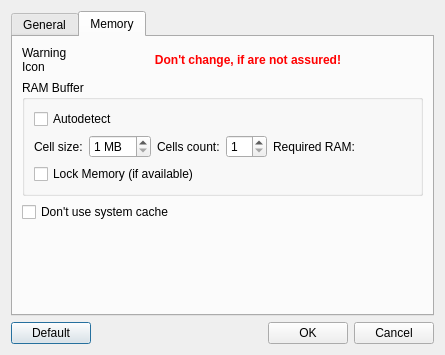
Old version of the form GUI/Forms/TaskSettingsForm.ui in the repository danielhuang2005/MultiCopy.
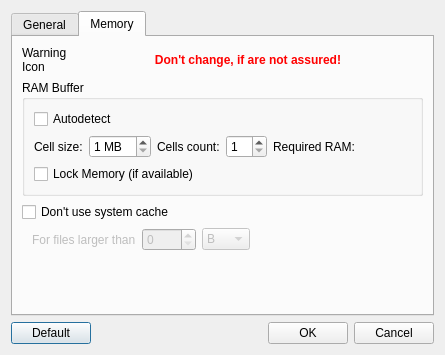
New version of the form. The open tabs and pages were chosen to show the change. Icons and pictures are not drawn.

Diff of the .ui file:
```diff
--- a/GUI/Forms/TaskSettingsForm.ui
+++ b/GUI/Forms/TaskSettingsForm.ui
@@ -327,6 +327,85 @@
          </property>
         </widget>
        </item>
+       <item>
+        <widget class="QWidget" name="widget" native="true">
+         <property name="enabled">
+          <bool>false</bool>
+         </property>
+         <layout class="QHBoxLayout" name="horizontalLayout_6">
+          <property name="margin">
+           <number>0</number>
+          </property>
+          <item>
+           <spacer name="horizontalSpacer_5">
+            <property name="orientation">
+             <enum>Qt::Horizontal</enum>
+            </property>
+            <property name="sizeType">
+             <enum>QSizePolicy::Minimum</enum>
+            </property>
+            <property name="sizeHint" stdset="0">
+             <size>
+              <width>10</width>
+              <height>20</height>
+             </size>
+            </property>
+           </spacer>
+          </item>
+          <item>
+           <widget class="QLabel" name="label">
+            <property name="text">
+             <string>For files larger than</string>
+            </property>
+           </widget>
+          </item>
+          <item>
+           <widget class="QSpinBox" name="NoUseCacheForNum">
+            <property name="maximum">
+             <number>1023</number>
+            </property>
+           </widget>
+          </item>
+          <item>
+           <widget class="QComboBox" name="NoUseCacheForUnit">
+            <item>
+             <property name="text">
+              <string>B</string>
+             </property>
+            </item>
+            <item>
+             <property name="text">
+              <string>kB</string>
+             </property>
+            </item>
+            <item>
+             <property name="text">
+              <string>MB</string>
+             </property>
+            </item>
+            <item>
+             <property name="text">
+              <string>GB</string>
+             </property>
+            </item>
+           </widget>
+          </item>
+          <item>
+           <spacer name="horizontalSpacer_6">
+            <property name="orientation">
+             <enum>Qt::Horizontal</enum>
+            </property>
+            <property name="sizeHint" stdset="0">
+             <size>
+              <width>40</width>
+              <height>20</height>
+             </size>
+            </property>
+           </spacer>
+          </item>
+         </layout>
+        </widget>
+       </item>
        <item>
         <spacer name="verticalSpacer_4">
          <property name="orientation">
```
Left out of the diff: 34 changed lines with no effect on the pictures.
